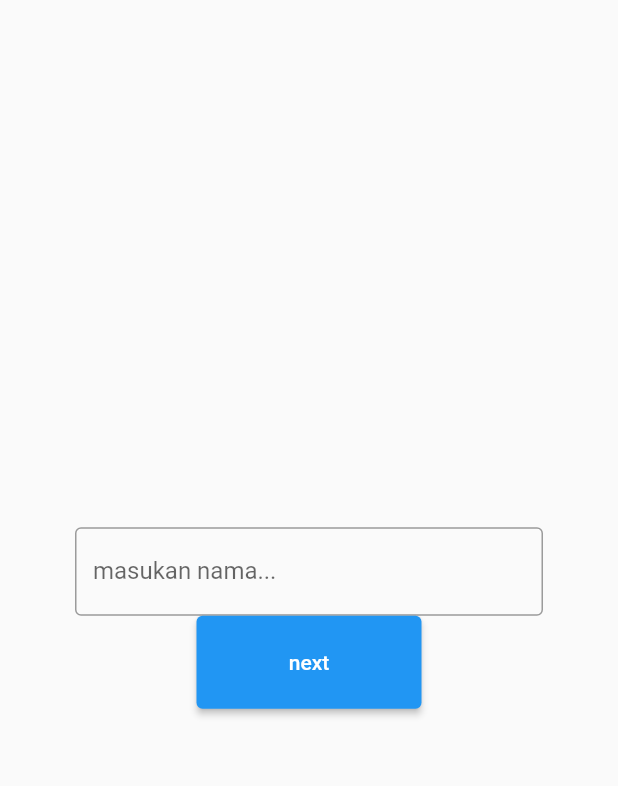
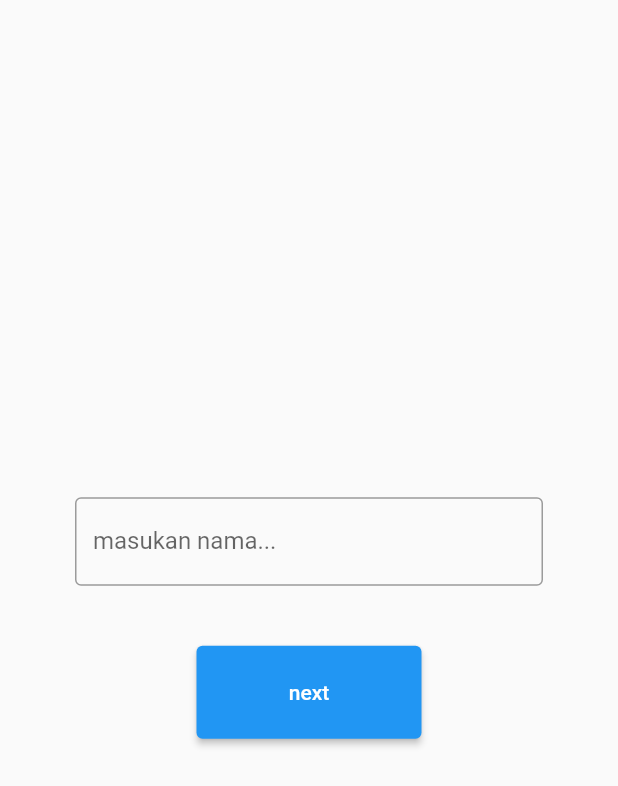
Before and after one commit to MatthewADIAN/first_test_suitmedia, a Flutter app: the screen it shows after launch, on a phone screen of 412 x 824 dp. Shown: the top 786 px of the screen. Run offline on Flutter 3.47's test engine with Material 2 defaults, Android fonts, the phone set to English and light mode, and no system bars; our stand-ins replace fluttertoast.

Commit message:
lot of change

```diff
--- a/lib/first_screen.dart
+++ b/lib/first_screen.dart
@@ -31,6 +31,9 @@ class _FirstScreenState extends State<FirstScreen> {
                 },
               ),
             ),
+            SizedBox(
+              height: 40.0,
+            ),
             ConstrainedBox(
               constraints: BoxConstraints.tightFor(width: 150, height: 62),
               child: ElevatedButton(
--- a/lib/second_screen.dart
+++ b/lib/second_screen.dart
@@ -46,6 +46,9 @@ class _SecondScreenState extends State<SecondScreen> {
     } else if (tglLahirStatus % 2 == 0){
       WidgetsBinding.instance!
           .addPostFrameCallback((_) => _scaffoldKey.currentState!.showSnackBar(SnackBar(content: Image.asset('images/blackberry.jpg'))));
+    } else if (tglLahirStatus != -1) {
+      WidgetsBinding.instance!
+          .addPostFrameCallback((_) => _scaffoldKey.currentState!.showSnackBar(SnackBar(content: Image.asset('images/feature_phone.jpg'))));
     }
   }
 
```
Also changed, not shown: images/feature_phone.jpg (added).
